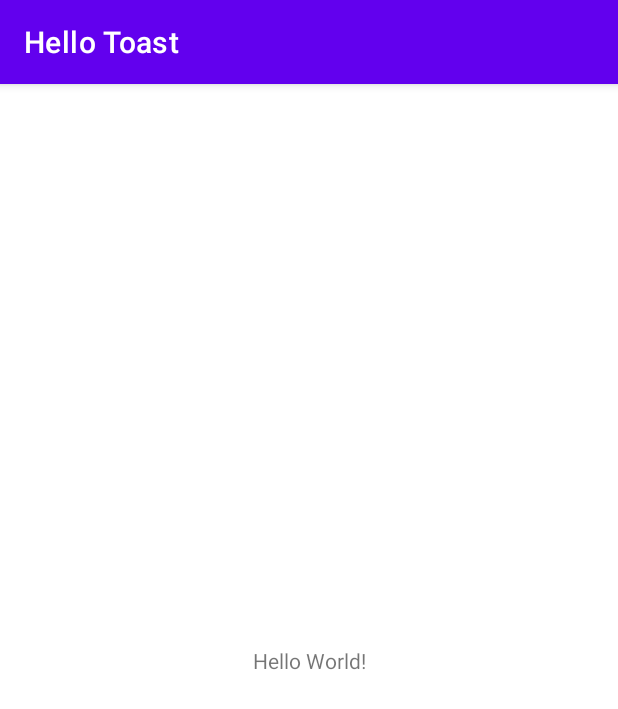
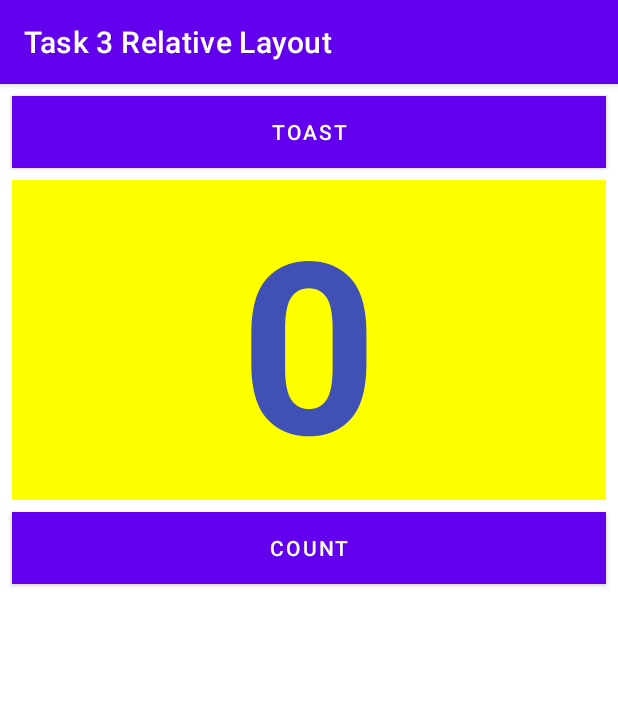
Before and after one commit to pangeni/The-Layout-Editor, an Android app: the screen it shows after launch (MainActivity), on a phone screen of 412 x 824 dp. Shown: the top 709 px of the screen. Run offline under Robolectric (Android 15) with nearby library versions, the phone set to English and light mode, and no system bars.

Commit message:
Task 3 Done

```diff
--- a/app/src/main/java/com/example/thelayouteditors/MainActivity.java
+++ b/app/src/main/java/com/example/thelayouteditors/MainActivity.java
@@ -3,11 +3,44 @@ package com.example.thelayouteditors;
 import androidx.appcompat.app.AppCompatActivity;
 
 import android.os.Bundle;
+import android.view.View;
+import android.widget.TextView;
+import android.widget.Toast;
 
 public class MainActivity extends AppCompatActivity {
+    private int mCount = 0;
+    private TextView mShowCount;
+
     @Override
     protected void onCreate(Bundle savedInstanceState) {
         super.onCreate(savedInstanceState);
         setContentView(R.layout.activity_main);
+        mShowCount = (TextView) findViewById(R.id.show_count);
+    }
+
+    /*
+     * Shows a Toast when the TOAST button is clicked.
+     *
+     * @param view The view that triggered this onClick handler.
+     *             Since a toast always shows on the top,
+     *             the passed in view is not used.
+     */
+    public void showToast(View view) {
+        Toast toast = Toast.makeText(this, R.string.toast_message,
+                Toast.LENGTH_SHORT);
+        toast.show();
+    }
+
+    /*
+     * Increments the number in the TextView when the COUNT button is clicked.
+     *
+     * @param view The view that triggered this onClick handler.
+     *             Since the count always appears in the TextView,
+     *             the passed in view is not used.
+     */
+    public void countUp(View view) {
+        mCount++;
+        if (mShowCount != null)
+            mShowCount.setText(Integer.toString(mCount));
     }
 }
--- a/app/src/main/res/layout-sw600dp/activity_main.xml
+++ /dev/null
@@ -1,62 +0,0 @@
-<?xml version="1.0" encoding="utf-8"?>
-<androidx.constraintlayout.widget.ConstraintLayout xmlns:android="http://schemas.android.com/apk/res/android"
-    xmlns:android="http://schemas.android.com/apk/res/android"
-    xmlns:app="http://schemas.android.com/apk/res-auto"
-    xmlns:tools="http://schemas.android.com/tools"
-    android:layout_width="match_parent"
-    android:layout_height="match_parent"
-    tools:context=".MainActivity"
-    tools:layout_editor_absoluteY="89dp">
-
-    <Button
-        android:id="@+id/button_toast"
-        android:layout_width="388dp"
-        android:layout_height="wrap_content"
-        android:layout_marginStart="8dp"
-        android:layout_marginTop="8dp"
-        android:background="@color/colorPrimary"
-        android:onClick="showToast"
-        android:text="@string/button_label_toast"
-        android:textColor="@android:color/white"
-        android:textSize="60sp"
-        app:layout_constraintEnd_toStartOf="@+id/button_count"
-        app:layout_constraintHorizontal_bias="0.5"
-        app:layout_constraintStart_toStartOf="parent"
-        app:layout_constraintTop_toTopOf="parent" />
-
-    <Button
-        android:id="@+id/button_count"
-        android:layout_width="388dp"
-        android:layout_height="wrap_content"
-        android:layout_marginStart="8dp"
-        android:background="@color/colorPrimary"
-        android:onClick="countUp"
-        android:text="@string/button_label_count"
-        android:textColor="@android:color/white"
-        android:textSize="60sp"
-        app:layout_constraintBaseline_toBaselineOf="@+id/button_toast"
-        app:layout_constraintEnd_toEndOf="parent"
-        app:layout_constraintHorizontal_bias="0.5"
-        app:layout_constraintStart_toEndOf="@+id/button_toast" />
-
-    <TextView
-        android:id="@+id/show_count"
-        android:layout_width="0dp"
-        android:layout_height="0dp"
-        android:layout_marginBottom="8dp"
-        android:layout_marginEnd="8dp"
-        android:layout_marginStart="8dp"
-        android:layout_marginTop="8dp"
-        android:background="#FFFF00"
-        android:gravity="center"
-        android:text="@string/count_initial_value"
-        android:textAlignment="center"
-        android:textColor="@color/colorPrimary"
-        android:textSize="200sp"
-        android:textStyle="bold"
-        app:layout_constraintBottom_toBottomOf="parent"
-        app:layout_constraintEnd_toEndOf="parent"
-        app:layout_constraintStart_toStartOf="parent"
-        app:layout_constraintTop_toBottomOf="@+id/button_toast" />
-
-</androidx.constraintlayout.widget.ConstraintLayout>
--- a/app/src/main/res/layout/activity_main.xml
+++ b/app/src/main/res/layout/activity_main.xml
@@ -1,17 +1,53 @@
 <?xml version="1.0" encoding="utf-8"?>
-<androidx.constraintlayout.widget.ConstraintLayout xmlns:android="http://schemas.android.com/apk/res/android"
-    xmlns:app="http://schemas.android.com/apk/res-auto"
+<RelativeLayout xmlns:android="http://schemas.android.com/apk/res/android"
     xmlns:tools="http://schemas.android.com/tools"
     android:layout_width="match_parent"
     android:layout_height="match_parent"
+    android:orientation="vertical"
     tools:context=".MainActivity">
 
+    <Button
+        android:id="@+id/button_toast"
+        android:layout_width="match_parent"
+        android:layout_height="wrap_content"
+        android:layout_marginEnd="8dp"
+        android:layout_marginStart="8dp"
+        android:layout_marginTop="8dp"
+        android:background="@color/colorPrimary"
+        android:onClick="showToast"
+        android:text="@string/button_label_toast"
+        android:textColor="@android:color/white" />
+
     <TextView
-        android:layout_width="wrap_content"
+        android:id="@+id/show_count"
+        android:layout_width="match_parent"
         android:layout_height="wrap_content"
-        android:text="Hello World!"
-        app:layout_constraintBottom_toBottomOf="parent"
-        app:layout_constraintLeft_toLeftOf="parent"
-        app:layout_constraintRight_toRightOf="parent"
-        app:layout_constraintTop_toTopOf="parent" />
-</androidx.constraintlayout.widget.ConstraintLayout>
+        android:gravity="center"
+        android:layout_marginBottom="8dp"
+        android:layout_marginEnd="8dp"
+        android:layout_marginStart="8dp"
+        android:layout_marginTop="8dp"
+        android:background="#FFFF00"
+        android:text="@string/count_initial_value"
+        android:textAlignment="center"
+        android:textColor="@color/colorPrimary"
+        android:textSize="160sp"
+        android:textStyle="bold"
+        android:layout_below="@+id/button_toast"
+        android:layout_alignParentLeft="true"
+        android:layout_alignParentStart="true" />
+
+    <Button
+        android:id="@+id/button_count"
+        android:layout_width="match_parent"
+        android:layout_height="wrap_content"
+        android:layout_marginBottom="8dp"
+        android:layout_marginEnd="8dp"
+        android:layout_marginStart="8dp"
+        android:background="@color/colorPrimary"
+        android:onClick="countUp"
+        android:text="@string/button_label_count"
+        android:textColor="@android:color/white"
+        android:layout_below="@+id/show_count"
+        android:layout_centerHorizontal="true"/>
+</RelativeLayout>
--- a/app/src/main/res/values/strings.xml
+++ b/app/src/main/res/values/strings.xml
@@ -1,5 +1,5 @@
 <resources>
-    <string name="app_name">Hello Toast</string>
+    <string name="app_name">Task 3 Relative Layout</string>
     <string name="button_label_toast">Toast</string>
     <string name="button_label_count">Count</string>
     <string name="count_initial_value">0</string>
```
Also changed, not shown: 2 other files.
